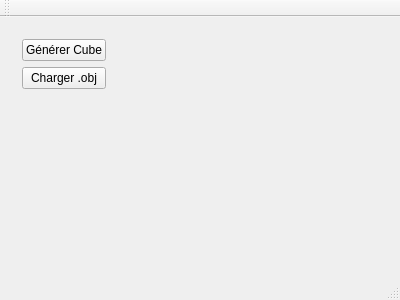
Anthiel/S3_Lissage-de-Maillages, file mainwindow.ui: the form before one commit.
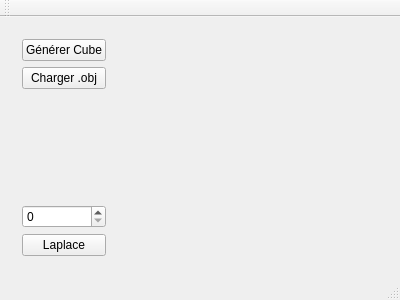
The form after the commit. Custom widgets are drawn as their Qt base class.

The edit to the form file:
```diff
--- a/mainwindow.ui
+++ b/mainwindow.ui
@@ -51,6 +51,16 @@
          </property>
         </spacer>
        </item>
+       <item>
+        <widget class="QSpinBox" name="vertexSelec"/>
+       </item>
+       <item>
+        <widget class="QPushButton" name="laplace">
+         <property name="text">
+          <string>Laplace</string>
+         </property>
+        </widget>
+       </item>
       </layout>
      </widget>
     </item>
```
Left out of the diff: 2 changed lines with no effect on the pictures.
